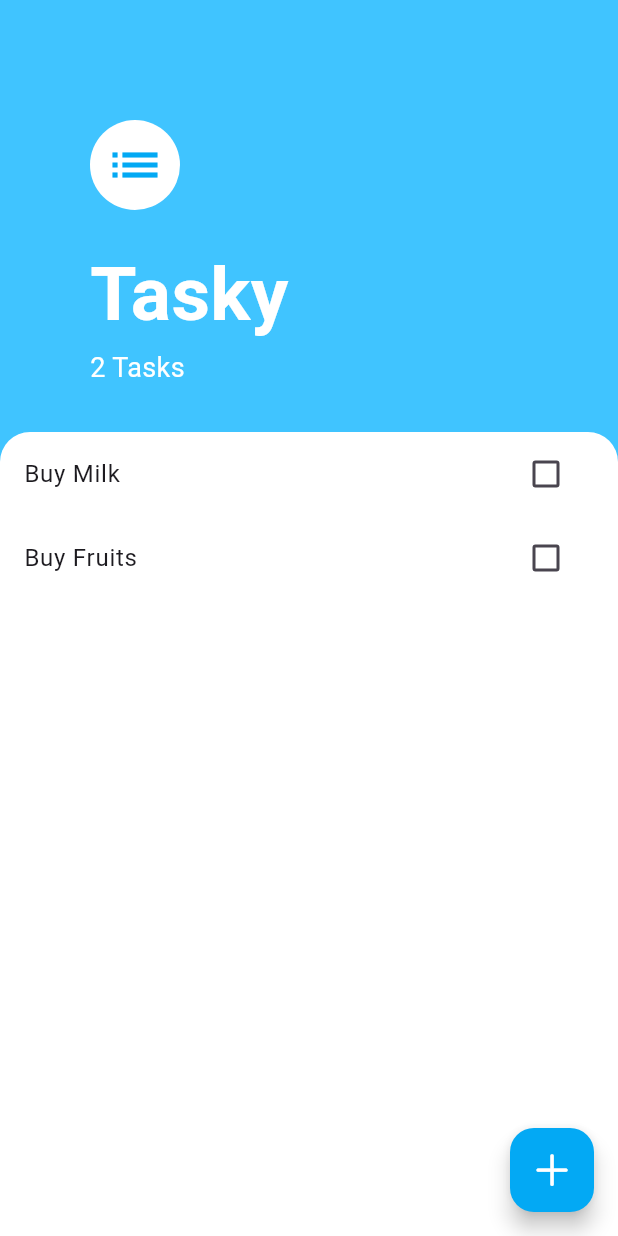
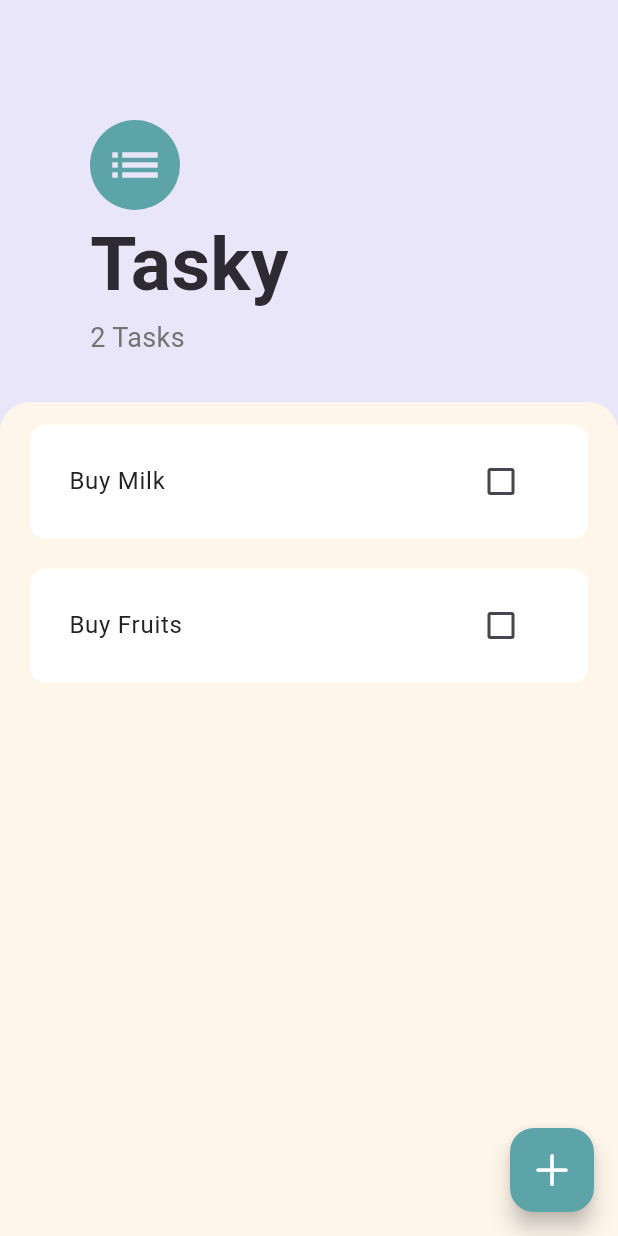
Before and after one commit to PrpCena/tasky, a Flutter app: the screen it shows after launch, on a phone screen of 412 x 824 dp. Run offline on Flutter 3.47's test engine with Material 3 defaults, Android fonts, the phone set to English and light mode, and no system bars.

Commit message:
Updated color palette for modern UI design: Added light lavender (0xFFEAE6F9) and soft beige (0xFFFFF6EB) gradient for the background. Muted teal (0xFF5DA4A9) as the primary accent color and soft coral (0xFFFF6E6E) for secondary highlights. Updated text colors: charcoal gray (0xFF2D2A32) for headers, muted gray (0xFF747474) for subtitles, and rich black (0xFF212121) for task text. Set task card background to white (0xFFFFFFFF) and included soft shadows (0x33000000) for depth. Styled the FAB with muted teal background and white icon for consistency.
Updated Add Feature: FAB now adds a new task directly into the task screen. compared to the older version which had a bottom sheet.

New Shortcuts:
Long press on task : removes it.
Double Tap on task : to edit the task title.

```diff
--- a/lib/components/task_list.dart
+++ b/lib/components/task_list.dart
@@ -4,22 +4,41 @@ import 'package:provider/provider.dart';
 import 'package:tasky/models/task_data.dart';
 
 class TaskList extends StatelessWidget {
+  @override
   Widget build(BuildContext context) {
-    return ListView.builder(
-      itemCount: Provider.of<TaskData>(context).getTaskListLength(),
-      itemBuilder: (context, index) {
-        return TaskTile(
+    return SingleChildScrollView(
+      child: Column(
+        children: [
+          ...List.generate(
+            Provider.of<TaskData>(context).getTaskListLength(),
+            (index) {
+              return Container(
+                padding:
+                    const EdgeInsets.symmetric(vertical: 10, horizontal: 10),
+                margin:
+                    const EdgeInsets.symmetric(vertical: 10, horizontal: 20),
+                decoration: BoxDecoration(
+                  color: const Color(0xFFFFFFFF), // White background for task
+                  borderRadius: BorderRadius.circular(10),
+                ),
+                child: TaskTile(
                   task: Provider.of<TaskData>(context).taskList[index],
                   toggleCheckBox: (value) =>
                       Provider.of<TaskData>(context, listen: false)
                           .changeTaskStatus(index),
                   deleteTask: () =>
-              Provider.of<TaskData>(context, listen: false).removeTask(index),
-          editTitle: Provider.of<TaskData>(context, listen: false)
+                      Provider.of<TaskData>(context, listen: false)
+                          .removeTask(index),
+                  editTitle: (newTitle) =>
+                      Provider.of<TaskData>(context, listen: false)
                           .taskList[index]
-              .setTaskTitle,
+                          .setTaskTitle(newTitle),
+                ),
               );
             },
+          ),
+        ],
+      ),
     );
   }
 }
--- a/lib/components/task_tile.dart
+++ b/lib/components/task_tile.dart
@@ -19,24 +19,38 @@ class TaskTile extends StatefulWidget {
 
 class _TaskTileState extends State<TaskTile> {
   bool editMode = false;
-  String newTitle = 'No title';
+  late String newTitle;
+
+  @override
+  void initState() {
+    newTitle = widget.task.taskTitle;
+    if (newTitle == '') {
+      editMode = true;
+    }
+  }
 
   Widget titleMode() {
     return editMode
         ? TextFormField(
+            style: TextStyle(color: Color(0xFF212121)),
             initialValue: widget.task.taskTitle,
             autofocus: true,
             onChanged: (value) => newTitle = value,
             onTapOutside: (value) {
-              widget.editTitle(newTitle);
-              setState(() {
-                editMode = !editMode;
-              });
+              String title = newTitle.trim();
+
+              if (title != '') {
+                setState(() {
+                  widget.editTitle(title);
+                  editMode = !editMode;
+                });
+              }
             },
           )
         : Text(
             widget.task.taskTitle,
             style: TextStyle(
+              color: Color(0xFF212121),
               decoration:
                   widget.task.isTaskDone ? TextDecoration.lineThrough : null,
             ),
@@ -57,7 +71,7 @@ class _TaskTileState extends State<TaskTile> {
               : Checkbox(
                   value: widget.task.isTaskDone,
                   onChanged: widget.toggleCheckBox,
-                  activeColor: Colors.blueAccent,
+                  activeColor: Color(0xFF5DA4A9),
                 )),
     );
   }
--- a/lib/models/task.dart
+++ b/lib/models/task.dart
@@ -1,8 +1,8 @@
 class Task {
-  String _taskTitle;
+  String _taskTitle = 'No Title';
   bool _isTaskDone = false;
 
-  Task({String taskTitle = 'No Title'}) : _taskTitle = taskTitle;
+  Task(String taskTitle) : _taskTitle = taskTitle ?? 'No Title';
 
   String get taskTitle => _taskTitle;
   bool get isTaskDone => _isTaskDone;
--- a/lib/models/task_data.dart
+++ b/lib/models/task_data.dart
@@ -3,13 +3,14 @@ import 'task.dart';
 import 'package:collection/collection.dart';
 
 class TaskData extends ChangeNotifier {
-  List<Task> _taskList = [
-    Task(taskTitle: 'Buy Milk'),
-    Task(taskTitle: 'Buy Fruits')
-  ];
+  List<Task> _taskList = [Task('Buy Milk'), Task('Buy Fruits')];
 
   UnmodifiableListView<Task> get taskList {
     return UnmodifiableListView(_taskList);
+  }
+
+  void printTask() {
+    print(_taskList);
   }
 
   int getTaskListLength() {
@@ -22,7 +23,7 @@ class TaskData extends ChangeNotifier {
   }
 
   void addTask(String taskTitle) {
-    _taskList.add(Task(taskTitle: taskTitle));
+    _taskList.add(Task(taskTitle));
     notifyListeners();
   }
 
--- a/lib/screens/task_screen.dart
+++ b/lib/screens/task_screen.dart
@@ -2,7 +2,6 @@ import 'package:flutter/cupertino.dart';
 import 'package:flutter/material.dart';
 import 'package:provider/provider.dart';
 import 'package:tasky/components/task_list.dart';
-import 'package:tasky/screens/add_task_screen.dart';
 import 'package:tasky/models/task_data.dart';
 
 class TaskScreen extends StatefulWidget {
@@ -15,21 +14,17 @@ class _TaskScreenState extends State<TaskScreen> {
   Widget build(BuildContext context) {
     return Scaffold(
       floatingActionButton: FloatingActionButton(
-        onPressed: () {
-          showModalBottomSheet(
-            context: context,
-            builder: (context) => AddTask(),
-          );
-        },
-        backgroundColor: Colors.lightBlue,
-        foregroundColor: Colors.white,
+        onPressed: () =>
+            Provider.of<TaskData>(context, listen: false).addTask(''),
+        backgroundColor: Color(0xFF5DA4A9),
+        foregroundColor: Color(0xFFFFFFFF),
         child: const Icon(
           CupertinoIcons.plus,
-          color: Colors.white,
+          color: Color(0xFFFFFFFF),
           size: 30,
         ),
       ),
-      backgroundColor: Colors.lightBlueAccent,
+      backgroundColor: Color(0xFFEAE6F9),
       body: Column(
         crossAxisAlignment: CrossAxisAlignment.start,
         children: [
@@ -41,20 +36,17 @@ class _TaskScreenState extends State<TaskScreen> {
               children: [
                 const CircleAvatar(
                   radius: 30,
-                  backgroundColor: Colors.white,
+                  backgroundColor: Color(0xFF5DA4A9),
                   child: Icon(
                     Icons.list,
-                    color: Colors.lightBlue,
+                    color: Color(0xFFEAE6F9),
                     size: 40,
                   ),
-                ),
-                const SizedBox(
-                  height: 20,
                 ),
                 const Text(
                   'Tasky',
                   style: TextStyle(
-                    color: Colors.white,
+                    color: Color(0xFF2D2A32),
                     fontSize: 50,
                     fontWeight: FontWeight.bold,
                   ),
@@ -62,7 +54,7 @@ class _TaskScreenState extends State<TaskScreen> {
                 Text(
                   '${Provider.of<TaskData>(context).getTaskListLength()} Tasks',
                   style: const TextStyle(
-                    color: Colors.white,
+                    color: Color(0xFF747474),
                     fontSize: 18,
                   ),
                 )
@@ -71,9 +63,9 @@ class _TaskScreenState extends State<TaskScreen> {
           ),
           Expanded(
             child: Container(
-              height: 100,
+              padding: EdgeInsets.only(top: 5),
               decoration: const BoxDecoration(
-                color: Colors.white,
+                color: Color(0xFFFFF6EB),
                 borderRadius: BorderRadius.only(
                     topRight: Radius.circular(20),
                     topLeft: Radius.circular(20)),
```
Lines whose indentation alone changed are shown as unchanged.
